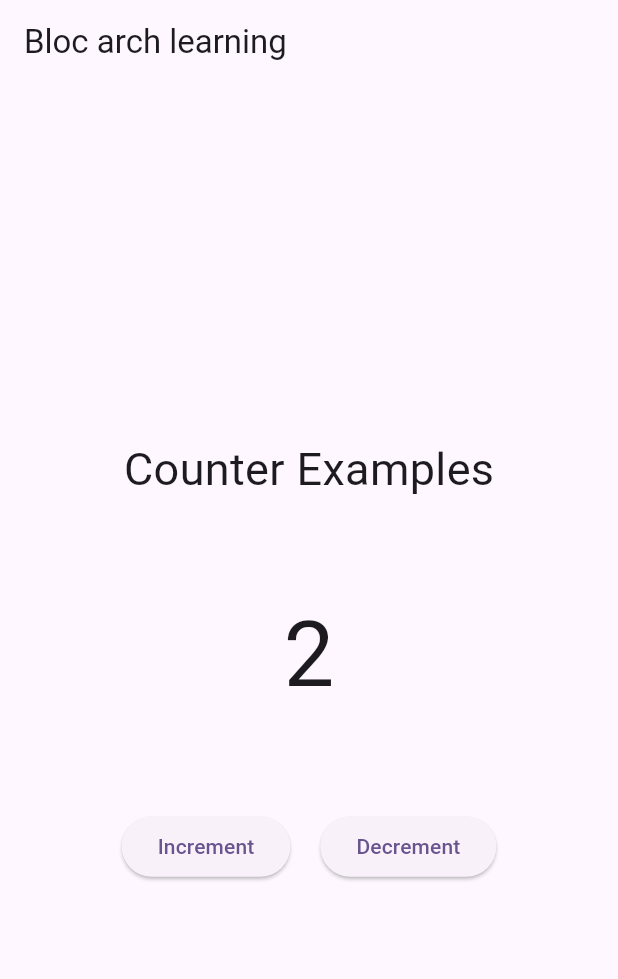
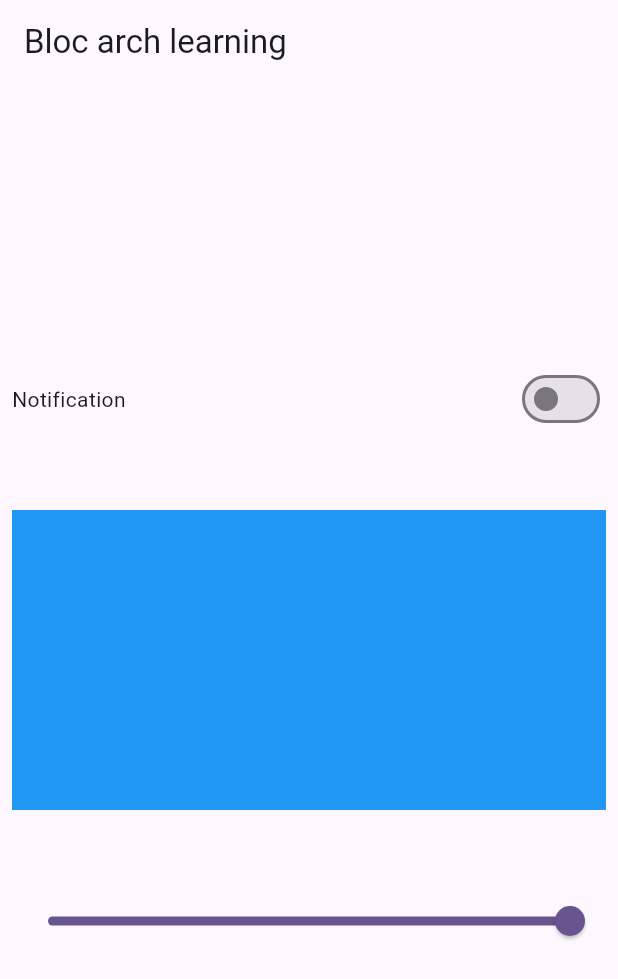
Before and after one commit to milan0122/flutter_bloc_arc, a Flutter app: the screen it shows after launch, on a phone screen of 412 x 824 dp. Shown: the top 979 px of the screen. Run offline on Flutter 3.47's test engine with Material 3 defaults, Android fonts, the light colour scheme and no system bars; our stand-ins replace bloc, equatable, flutter_bloc.

Commit message:
multi provider examples

```diff
--- a/lib/bloc/Counter/counter_bloc.dart
+++ b/lib/bloc/Counter/counter_bloc.dart
@@ -3,7 +3,8 @@ import 'package:flutter_bloc_arc_management/bloc/Counter/counter_event.dart';
 import 'package:flutter_bloc_arc_management/bloc/Counter/counter_state.dart';
 // import 'package:meta/meta.dart';
 //
-//Inherits from Bloc, handling CounterEvent and emitting CounterState. and It listens for the IncrementCounter and DecrementCounter events and updates the state accordingly.
+//Inherits from Bloc, handling CounterEvent and emitting CounterState. and
+ // It listens for the IncrementCounter and DecrementCounter events and updates the state accordingly.
  class CounterBloc extends Bloc<CounterEvent, CounterState> {
   CounterBloc() : super(CounterState()) {
     on<IncrementCounter>(_increment);
--- /dev/null
+++ b/lib/bloc/switch_example/switch_bloc.dart
@@ -0,0 +1,18 @@
+import 'package:bloc/bloc.dart';
+import 'package:flutter_bloc_arc_management/bloc/switch_example/switch_events.dart';
+import 'package:flutter_bloc_arc_management/bloc/switch_example/switch_states.dart';
+
+class SwitchBloc extends Bloc<SwitchEvents, SwitchStates> {
+  //super requires initial state which is switchStates
+  SwitchBloc() : super(SwitchStates()) {
+   on<EnableOrDisableNotification>(_enableDisableNotification);
+   on<SliderEvents>(_sliderChange);
+
+  }
+  void _enableDisableNotification(EnableOrDisableNotification events, Emitter<SwitchStates>emit){
+    emit(state.copyWith(isSwitch: !state.isSwitch));
+  }
+  void _sliderChange(SliderEvents events, Emitter<SwitchStates>emit){
+    emit(state.copyWith(slider: events.newValue));
+  }
+}
--- /dev/null
+++ b/lib/bloc/switch_example/switch_events.dart
@@ -0,0 +1,17 @@
+import "package:equatable/equatable.dart";
+abstract class SwitchEvents{
+
+  SwitchEvents();
+  @override
+ List<Object>get props =>[];
+}
+class EnableOrDisableNotification extends SwitchEvents{}
+class SliderEvents extends SwitchEvents{
+  final double newValue;
+  SliderEvents({required this.newValue});
+
+  @override
+  // TODO: implement props
+  List<Object> get props => [newValue];
+
+}
--- /dev/null
+++ b/lib/bloc/switch_example/switch_states.dart
@@ -0,0 +1,19 @@
+import 'package:equatable/equatable.dart';
+class  SwitchStates extends Equatable{
+  bool isSwitch;
+  double slider;
+
+  SwitchStates({
+    this.isSwitch = false,
+    this.slider = 1.0,
+});
+  SwitchStates copyWith({bool? isSwitch,double? slider}){
+    return SwitchStates(
+      isSwitch: isSwitch ?? this.isSwitch,
+      slider: slider ?? this.slider
+    );
+  }
+  @override
+  // TODO: implement props
+  List<Object?> get props => [isSwitch,slider];
+}
--- /dev/null
+++ b/lib/example2_view/switch_example.dart
@@ -0,0 +1,64 @@
+import 'package:flutter/material.dart';
+import 'package:flutter_bloc/flutter_bloc.dart';
+import 'package:flutter_bloc_arc_management/bloc/switch_example/switch_bloc.dart';
+import 'package:flutter_bloc_arc_management/bloc/switch_example/switch_events.dart';
+import 'package:flutter_bloc_arc_management/bloc/switch_example/switch_states.dart';
+class SwitchExample extends StatefulWidget {
+  const SwitchExample({super.key});
+
+  @override
+  State<SwitchExample> createState() => _SwitchExampleState();
+}
+
+class _SwitchExampleState extends State<SwitchExample> {
+  @override
+  Widget build(BuildContext context) {
+    return Scaffold(
+      appBar: AppBar(
+        title: Text("Bloc arch learning"),
+      ),
+      body: Padding(
+        padding: const EdgeInsets.all(8.0),
+        child: Column(
+          crossAxisAlignment: CrossAxisAlignment.center,
+          mainAxisAlignment: MainAxisAlignment.center,
+          children: [
+            Row(
+              mainAxisAlignment: MainAxisAlignment.spaceBetween,
+              children: [
+                Text('Notification'),
+
+                BlocBuilder<SwitchBloc,SwitchStates>(
+                  buildWhen: (previous,current)=>previous.isSwitch != current.isSwitch,
+                    builder: (context, state){
+
+                  return  Switch(value: state.isSwitch, onChanged: (newValue){
+                    context.read<SwitchBloc>().add(EnableOrDisableNotification());
+                  });
+                })
+              ],
+            ),
+            SizedBox(height: 50,),
+            BlocBuilder<SwitchBloc, SwitchStates>(
+                buildWhen: (previous,current)=>previous.slider != current.slider,
+                builder: (context,state){
+              return Container(
+                height: 200,
+                color: Colors.blue.withOpacity(state.slider),
+
+              );
+            }),
+            SizedBox(height: 50,),
+
+            BlocBuilder<SwitchBloc, SwitchStates>(builder: (context, state){
+              return Slider(value:state.slider, onChanged: (newValue){
+                context.read<SwitchBloc>().add(SliderEvents(newValue: newValue));
+
+              });
+            })
+          ],
+        ),
+      ),
+    );
+  }
+}
--- a/lib/main.dart
+++ b/lib/main.dart
@@ -1,8 +1,10 @@
 import 'package:flutter/material.dart';
 import 'package:flutter_bloc_arc_management/View/counter_screen.dart';
 import 'package:flutter_bloc_arc_management/bloc/Counter/counter_bloc.dart';
+import 'package:flutter_bloc_arc_management/bloc/switch_example/switch_bloc.dart';
 import 'package:flutter_bloc_arc_management/equatable_testing.dart';
 import 'package:flutter_bloc/flutter_bloc.dart';
+import 'package:flutter_bloc_arc_management/example2_view/switch_example.dart';
 
 void main() {
   runApp(const MyApp());
@@ -14,14 +16,19 @@ class MyApp extends StatelessWidget {
   // This widget is the root of your application.
   @override
   Widget build(BuildContext context) {
-    return BlocProvider(
-        create: (_) => CounterBloc(),
+    return MultiBlocProvider(
+      providers: [
+        BlocProvider(create: (_)=>SwitchBloc()),
+        BlocProvider(create: (_)=>CounterBloc())
+
+      ],
         child: MaterialApp(
             title: 'Flutter Demo',
             theme: ThemeData(
               colorScheme: ColorScheme.fromSeed(seedColor: Colors.deepPurple),
               useMaterial3: true,
             ),
-            home: CounterScreen()));
+            home: SwitchExample()),
+    );
   }
 }
```
